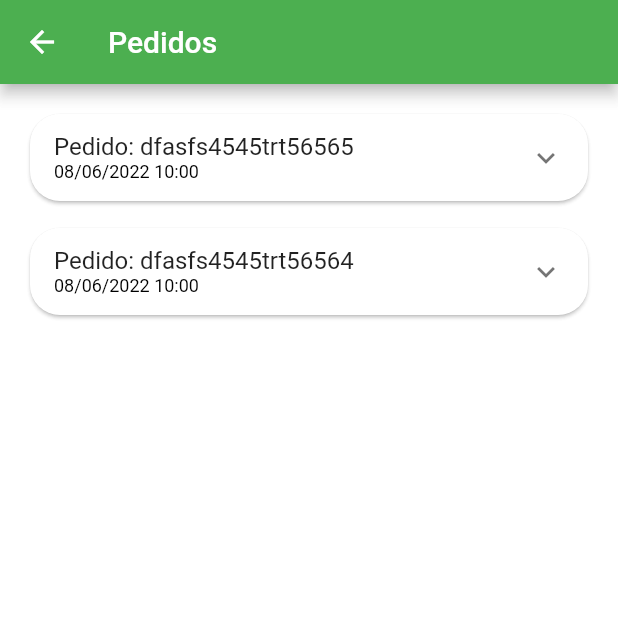
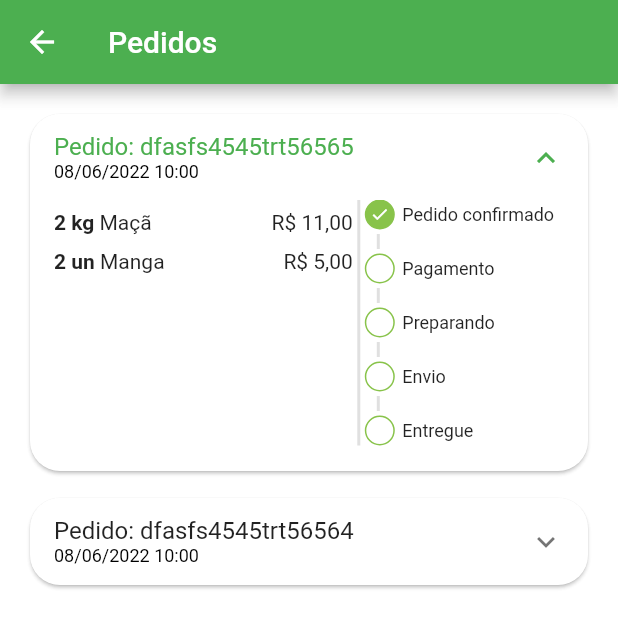
Before and after one commit to Fabricio-Guima/dart-fundamentos, a Flutter app: the OrderTab screen opened directly, on a phone screen of 412 x 824 dp. Shown: the top 628 px of the screen. Run offline on Flutter 3.47's test engine with Material 2 defaults, Android fonts, the phone set to English and light mode, and no system bars; our stand-ins replace animated_text_kit, badges, mask_text_input_formatter, sqflite, synchronized; missing offline and left inert: dart:mirrors, mysql1; accounts and stored records are empty.

Commit message:
logíca para mostrar status do pedido

```diff
--- a/quitanda/lib/src/config/app_data.dart
+++ b/quitanda/lib/src/config/app_data.dart
@@ -106,7 +106,7 @@ List<OrderModel> orders = [
     overDueDateTime: DateTime.parse(
       '2022-12-31 10:00:10',
     ),
-    status: 'refunded',
+    status: 'pending_payment',
     copyAndPaste: 'Q23ewr234rt',
     total: 20.0,
   ),
@@ -119,9 +119,9 @@ List<OrderModel> orders = [
       CartItemModel(item: apple, quantity: 1),
     ],
     overDueDateTime: DateTime.parse(
-      '2021-12-31 10:00:10',
+      '2022-12-31 10:00:10',
     ),
-    status: 'pending_payment',
+    status: 'paid',
     copyAndPaste: 'Q23ewr234rt',
     total: 20.0,
   )
--- a/quitanda/lib/src/pages/base/base_screen.dart
+++ b/quitanda/lib/src/pages/base/base_screen.dart
@@ -31,8 +31,8 @@ class _BaseScreenState extends State<BaseScreen> {
         children: [
           const HomeTab(),
           const CartTab(),
+          const OrderTab(),
           const ProfileTab(),
-          const OrderTab(),
         ],
       ),
       bottomNavigationBar: BottomNavigationBar(
--- a/quitanda/lib/src/pages/orders/components/order_status_widget.dart
+++ b/quitanda/lib/src/pages/orders/components/order_status_widget.dart
@@ -10,7 +10,7 @@ class OrderStatusWidget extends StatelessWidget {
     'pending_payment': 0,
     'refunded': 1,
     'paid': 2,
-    'preparing_purchase': 23,
+    'preparing_purchase': 3,
     'shipping': 4,
     'delivered': 5
   };
@@ -32,19 +32,39 @@ class OrderStatusWidget extends StatelessWidget {
           isAsctive: true,
           title: 'Pedido confirmado',
         ),
+        //divider vertical
         const _CustomDivider(),
         if (currentStatus == 1) ...[
           const _statusDot(
-              isAsctive: true,
+              isAsctive: false,
               title: 'Pix estornado.',
               backgroundColor: Colors.orange)
         ] else if (isOverDue) ...[
           const _statusDot(
-            isAsctive: true,
+            isAsctive: false,
             title: 'Pagamento pix vencido',
-            backgroundColor: Colors.red,
           )
-        ]
+        ] else ...[
+          _statusDot(
+            isAsctive: currentStatus >= 2,
+            title: 'Pagamento',
+          ),
+          const _CustomDivider(),
+          _statusDot(
+            isAsctive: currentStatus >= 3,
+            title: 'Preparando',
+          ),
+          const _CustomDivider(),
+          _statusDot(
+            isAsctive: currentStatus >= 4,
+            title: 'Envio',
+          ),
+          const _CustomDivider(),
+          _statusDot(
+            isAsctive: currentStatus >= 5,
+            title: 'Entregue',
+          ),
+        ],
       ],
     );
   }
--- a/quitanda/lib/src/pages/orders/components/order_tile.dart
+++ b/quitanda/lib/src/pages/orders/components/order_tile.dart
@@ -26,6 +26,8 @@ class OrderTile extends StatelessWidget {
           dividerColor: Colors.transparent,
         ),
         child: ExpansionTile(
+          //a modal começa em aberto se o pagamento nao foi concluido
+          initiallyExpanded: order.status == 'pending_payment',
           title: Column(
             mainAxisSize: MainAxisSize.min,
             //alinhar os textos a esquerda
@@ -43,13 +45,14 @@ class OrderTile extends StatelessWidget {
           ),
           childrenPadding: const EdgeInsets.fromLTRB(16, 0, 16, 16),
           children: [
-            SizedBox(
-              height: 150,
+            IntrinsicHeight(
               child: Row(
                 children: [
                   //Lista de produtos do pedido
                   Expanded(
                     flex: 3,
+                    child: SizedBox(
+                      height: 150,
                       child: ListView(
                         //iterar em todos os items do pedido
                         children: order.items.map((orderItem) {
@@ -58,6 +61,7 @@ class OrderTile extends StatelessWidget {
                             orderItem: orderItem,
                           );
                         }).toList(),
+                      ),
                     ),
                   ),
                   //Divisão
@@ -78,7 +82,7 @@ class OrderTile extends StatelessWidget {
                   ),
                 ],
               ),
-            )
+            ),
           ],
         ),
       ),
```
Lines whose indentation alone changed are shown as unchanged.
